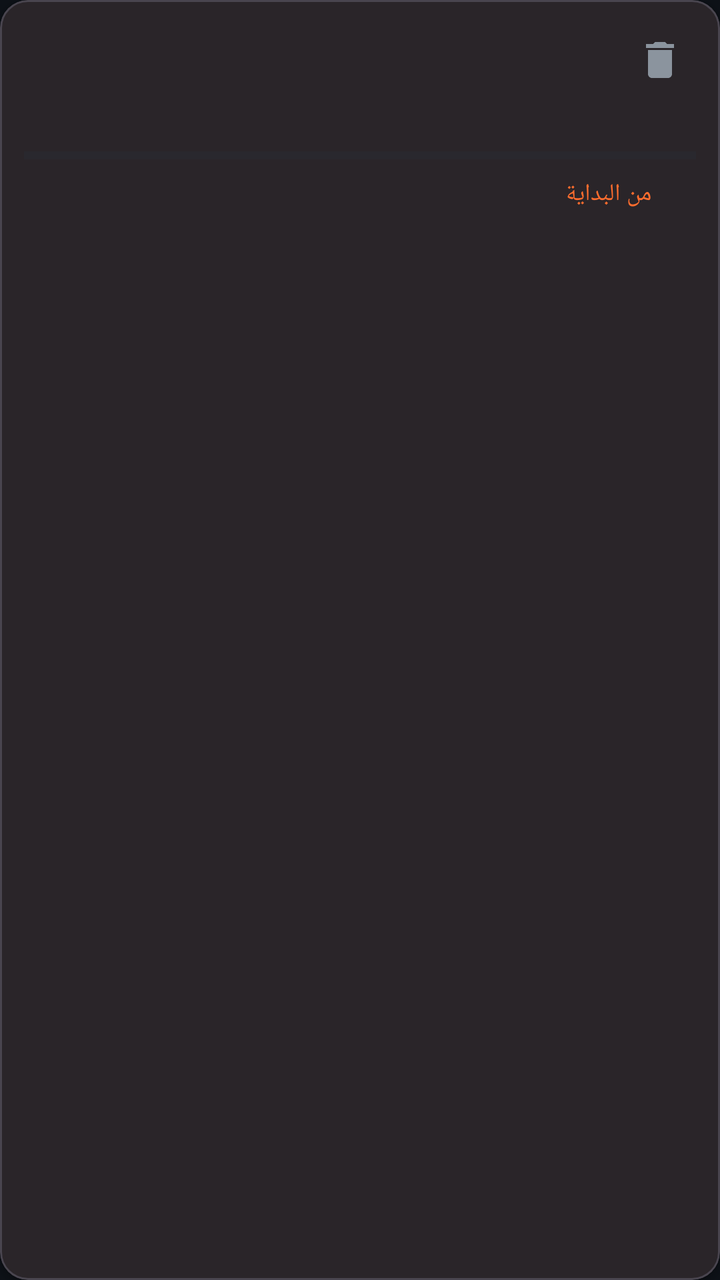
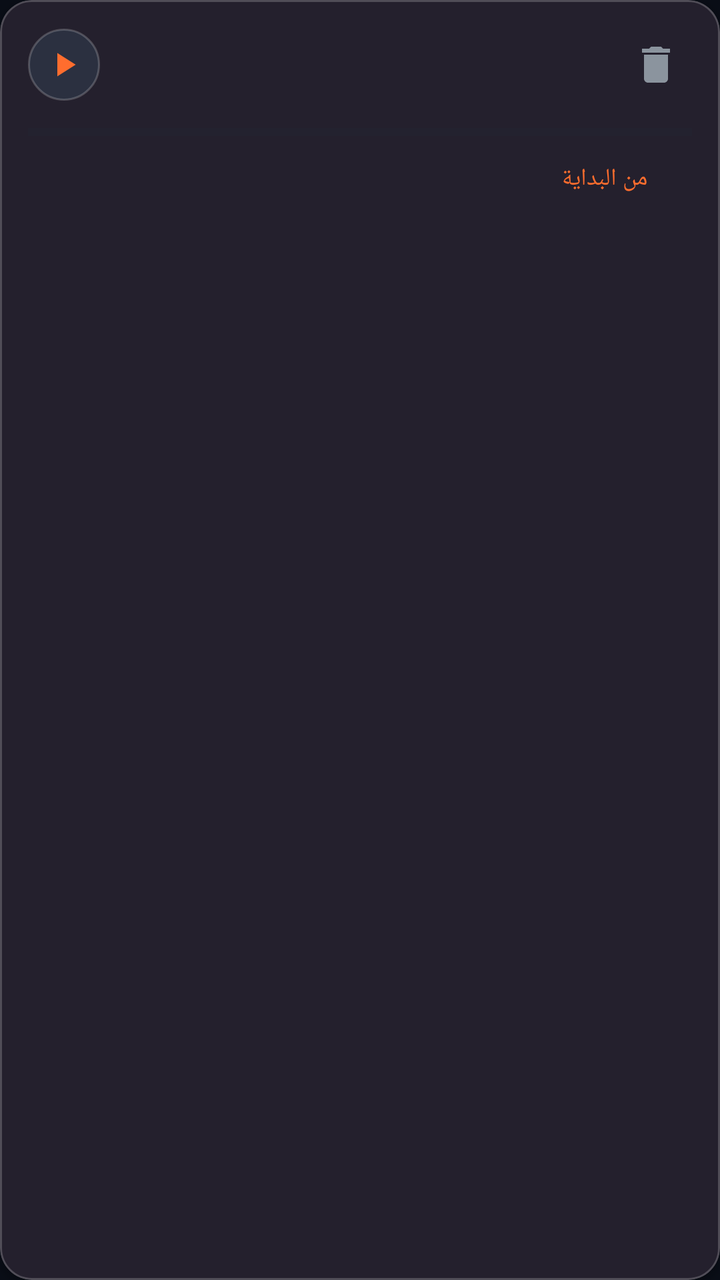

The first picture is an Android layout as it rendered before a commit; the second is the same layout after the commit. The layout source and the unified diff follow.
<!-- AndroidManifest.xml: application theme Theme.MyPlyr -->
<!-- res/layout/item_link.xml -->
<?xml version="1.0" encoding="utf-8"?>
<com.google.android.material.card.MaterialCardView xmlns:android="http://schemas.android.com/apk/res/android"
    xmlns:app="http://schemas.android.com/apk/res-auto"
    android:id="@+id/card"
    android:layout_width="match_parent"
    android:layout_height="wrap_content"
    android:layout_margin="6dp"
    android:clickable="true"
    android:focusable="true"
    app:cardBackgroundColor="@color/card"
    app:cardCornerRadius="14dp"
    app:cardElevation="2dp">

    <LinearLayout
        android:layout_width="match_parent"
        android:layout_height="wrap_content"
        android:orientation="vertical"
        android:padding="12dp">

        <LinearLayout
            android:layout_width="match_parent"
            android:layout_height="wrap_content"
            android:gravity="center_vertical"
            android:orientation="horizontal">

            <TextView
                android:id="@+id/tv_title"
                android:layout_width="0dp"
                android:layout_height="wrap_content"
                android:layout_weight="1"
                android:ellipsize="end"
                android:maxLines="2"
                android:textColor="@color/text"
                android:textSize="16sp"
                android:textStyle="bold" />

            <ImageButton
                android:id="@+id/btn_delete"
                android:layout_width="36dp"
                android:layout_height="36dp"
                android:background="?attr/selectableItemBackgroundBorderless"
                android:contentDescription="@string/delete"
                android:src="@drawable/ic_delete"
                app:tint="@color/dim" />
        </LinearLayout>

        <TextView
            android:id="@+id/tv_url"
            android:layout_width="match_parent"
            android:layout_height="wrap_content"
            android:layout_marginTop="2dp"
            android:ellipsize="middle"
            android:fontFamily="monospace"
            android:maxLines="1"
            android:textColor="@color/dim"
            android:textSize="11sp" />

        <ProgressBar
            android:id="@+id/pb_pos"
            style="?android:attr/progressBarStyleHorizontal"
            android:layout_width="match_parent"
            android:layout_height="6dp"
            android:layout_marginTop="10dp"
            android:max="1000"
            android:progressBackgroundTint="@color/progress_bg"
            android:progressTint="@color/accent" />

        <LinearLayout
            android:layout_width="match_parent"
            android:layout_height="wrap_content"
            android:layout_marginTop="2dp"
            android:gravity="center_vertical"
            android:orientation="horizontal">

            <TextView
                android:id="@+id/tv_time"
                android:layout_width="0dp"
                android:layout_height="wrap_content"
                android:layout_weight="1"
                android:textColor="@color/dim"
                android:textSize="12sp" />

            <com.google.android.material.button.MaterialButton
                android:id="@+id/btn_restart"
                style="@style/Widget.Material3.Button.TextButton"
                android:layout_width="wrap_content"
                android:layout_height="wrap_content"
                android:insetTop="0dp"
                android:insetBottom="0dp"
                android:minHeight="0dp"
                android:text="@string/restart"
                android:textColor="@color/accent"
                android:textSize="12sp" />
        </LinearLayout>
    </LinearLayout>
</com.google.android.material.card.MaterialCardView>
<!-- resources referenced by this layout -->
<resources>
  <color name="accent">#FF6D2E</color>
  <color name="card">#1A2029</color>
  <color name="dim">#8B949E</color>
  <color name="progress_bg">#2A313A</color>
  <color name="text">#E6EDF3</color>
  <!-- drawable ic_delete (drawable) -->
  <vector xmlns:android="http://schemas.android.com/apk/res/android"
      android:width="24dp"
      android:height="24dp"
      android:viewportWidth="24"
      android:viewportHeight="24">
      <path
          android:fillColor="#FFFFFFFF"
          android:pathData="M6,19c0,1.1 0.9,2 2,2h8c1.1,0 2,-0.9 2,-2V7H6v12zM19,4h-3.5l-1,-1h-5l-1,1H5v2h14V4z" />
  </vector>
  <string name="delete">حذف</string>
  <string name="restart">من البداية</string>
  <style name="Theme.MyPlyr" parent="Theme.Material3.Dark.NoActionBar">
          <item name="colorPrimary">@color/accent</item>
          <item name="colorSecondary">@color/accent</item>
          <item name="colorSurface">@color/card</item>
          <item name="colorOnSurface">@color/text</item>
          <item name="android:statusBarColor">@color/bg</item>
          <item name="android:navigationBarColor">@color/bg</item>
          <item name="android:windowBackground">@color/bg</item>
          <item name="android:textColorPrimary">@color/text</item>
      </style>
  <color name="bg">#0D1117</color>
</resources>

<!-- the commit's change to res/layout/item_link.xml (unified diff, before → after) -->
@@ -4,18 +4,24 @@
     android:id="@+id/card"
     android:layout_width="match_parent"
     android:layout_height="wrap_content"
-    android:layout_margin="6dp"
+    android:layout_marginStart="4dp"
+    android:layout_marginTop="4dp"
+    android:layout_marginEnd="4dp"
+    android:layout_marginBottom="6dp"
     android:clickable="true"
     android:focusable="true"
+    android:foreground="?attr/selectableItemBackground"
     app:cardBackgroundColor="@color/card"
-    app:cardCornerRadius="14dp"
-    app:cardElevation="2dp">
+    app:cardCornerRadius="16dp"
+    app:cardElevation="2dp"
+    app:strokeColor="@color/glass_stroke"
+    app:strokeWidth="1dp">
 
     <LinearLayout
         android:layout_width="match_parent"
         android:layout_height="wrap_content"
         android:orientation="vertical"
-        android:padding="12dp">
+        android:padding="14dp">
 
         <LinearLayout
             android:layout_width="match_parent"
@@ -23,16 +29,44 @@
             android:gravity="center_vertical"
             android:orientation="horizontal">
 
-            <TextView
-                android:id="@+id/tv_title"
+            <ImageView
+                android:id="@+id/iv_icon"
+                android:layout_width="36dp"
+                android:layout_height="36dp"
+                android:background="@drawable/bg_glass_pill"
+                android:padding="8dp"
+                android:src="@drawable/ic_play"
+                app:tint="@color/accent" />
+
+            <LinearLayout
                 android:layout_width="0dp"
                 android:layout_height="wrap_content"
+                android:layout_marginStart="10dp"
+                android:layout_marginEnd="8dp"
                 android:layout_weight="1"
-                android:ellipsize="end"
-                android:maxLines="2"
-                android:textColor="@color/text"
-                android:textSize="16sp"
-                android:textStyle="bold" />
+                android:orientation="vertical">
+
+                <TextView
+                    android:id="@+id/tv_title"
+                    android:layout_width="match_parent"
+                    android:layout_height="wrap_content"
+                    android:ellipsize="end"
+                    android:maxLines="2"
+                    android:textColor="@color/text"
+                    android:textSize="15sp"
+                    android:textStyle="bold" />
+
+                <TextView
+                    android:id="@+id/tv_url"
+                    android:layout_width="match_parent"
+                    android:layout_height="wrap_content"
+                    android:layout_marginTop="2dp"
+                    android:ellipsize="middle"
+                    android:fontFamily="monospace"
+                    android:maxLines="1"
+                    android:textColor="@color/dim"
+                    android:textSize="11sp" />
+            </LinearLayout>
 
             <ImageButton
                 android:id="@+id/btn_delete"
@@ -44,23 +78,12 @@
                 app:tint="@color/dim" />
         </LinearLayout>
 
-        <TextView
-            android:id="@+id/tv_url"
-            android:layout_width="match_parent"
-            android:layout_height="wrap_content"
-            android:layout_marginTop="2dp"
-            android:ellipsize="middle"
-            android:fontFamily="monospace"
-            android:maxLines="1"
-            android:textColor="@color/dim"
-            android:textSize="11sp" />
-
         <ProgressBar
             android:id="@+id/pb_pos"
             style="?android:attr/progressBarStyleHorizontal"
             android:layout_width="match_parent"
             android:layout_height="6dp"
-            android:layout_marginTop="10dp"
+            android:layout_marginTop="12dp"
             android:max="1000"
             android:progressBackgroundTint="@color/progress_bg"
             android:progressTint="@color/accent" />
@@ -68,9 +91,25 @@
         <LinearLayout
             android:layout_width="match_parent"
             android:layout_height="wrap_content"
-            android:layout_marginTop="2dp"
+            android:layout_marginTop="6dp"
             android:gravity="center_vertical"
             android:orientation="horizontal">
+
+            <TextView
+                android:id="@+id/tv_badge"
+                android:layout_width="wrap_content"
+                android:layout_height="wrap_content"
+                android:layout_marginEnd="8dp"
+                android:background="@drawable/bg_platform_badge"
+                android:paddingStart="6dp"
+                android:paddingTop="2dp"
+                android:paddingEnd="6dp"
+                android:paddingBottom="2dp"
+                android:text="HD"
+                android:textColor="@color/accent_light"
+                android:textSize="10sp"
+                android:textStyle="bold"
+                android:visibility="gone" />
 
             <TextView
                 android:id="@+id/tv_time"
<!-- resource entries referenced after the edit -->
@@ -1,10 +1,29 @@
 <!-- resources referenced by this layout -->
 <resources>
   <color name="accent">#FF6D2E</color>
-  <color name="card">#1A2029</color>
+  <color name="accent_light">#FF8F50</color>
+  <color name="card">#141B2D</color>
   <color name="dim">#8B949E</color>
-  <color name="progress_bg">#2A313A</color>
+  <color name="glass_stroke">#33FFFFFF</color>
+  <color name="progress_bg">#212836</color>
   <color name="text">#E6EDF3</color>
+  <!-- drawable bg_glass_pill (drawable) -->
+  <?xml version="1.0" encoding="utf-8"?>
+  <shape xmlns:android="http://schemas.android.com/apk/res/android"
+      android:shape="rectangle">
+      <solid android:color="@color/glass_pill" />
+      <corners android:radius="20dp" />
+      <stroke
+          android:width="1dp"
+          android:color="@color/glass_stroke" />
+  </shape>
+  <!-- drawable bg_platform_badge (drawable) -->
+  <?xml version="1.0" encoding="utf-8"?>
+  <shape xmlns:android="http://schemas.android.com/apk/res/android"
+      android:shape="rectangle">
+      <solid android:color="#2A313A" />
+      <corners android:radius="6dp" />
+  </shape>
   <!-- drawable ic_delete (drawable) -->
   <vector xmlns:android="http://schemas.android.com/apk/res/android"
       android:width="24dp"
@@ -15,11 +34,21 @@
           android:fillColor="#FFFFFFFF"
           android:pathData="M6,19c0,1.1 0.9,2 2,2h8c1.1,0 2,-0.9 2,-2V7H6v12zM19,4h-3.5l-1,-1h-5l-1,1H5v2h14V4z" />
   </vector>
+  <!-- drawable ic_play (drawable) -->
+  <vector xmlns:android="http://schemas.android.com/apk/res/android"
+      android:width="24dp"
+      android:height="24dp"
+      android:viewportWidth="24"
+      android:viewportHeight="24">
+      <path
+          android:fillColor="#FFFFFFFF"
+          android:pathData="M8,5v14l11,-7z" />
+  </vector>
   <string name="delete">حذف</string>
   <string name="restart">من البداية</string>
   <style name="Theme.MyPlyr" parent="Theme.Material3.Dark.NoActionBar">
           <item name="colorPrimary">@color/accent</item>
-          <item name="colorSecondary">@color/accent</item>
+          <item name="colorSecondary">@color/accent_light</item>
           <item name="colorSurface">@color/card</item>
           <item name="colorOnSurface">@color/text</item>
           <item name="android:statusBarColor">@color/bg</item>
@@ -27,6 +56,7 @@
           <item name="android:windowBackground">@color/bg</item>
           <item name="android:textColorPrimary">@color/text</item>
       </style>
-  <color name="bg">#0D1117</color>
+  <color name="glass_pill">#80334155</color>
+  <color name="bg">#090D16</color>
 </resources>
 
